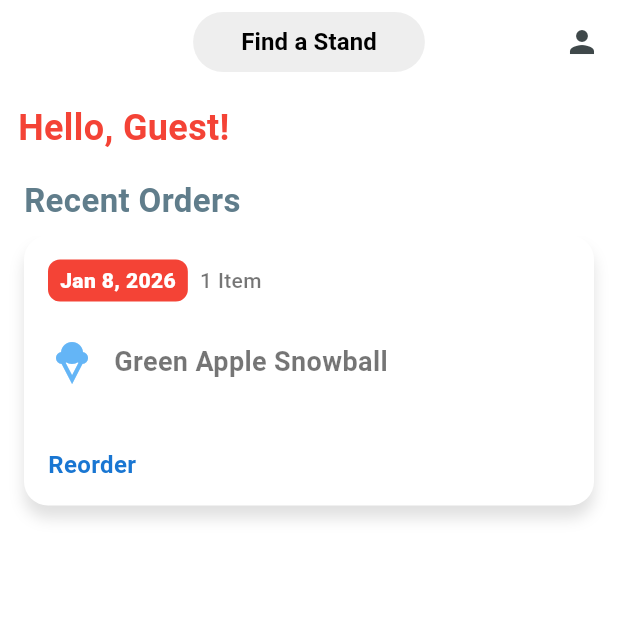
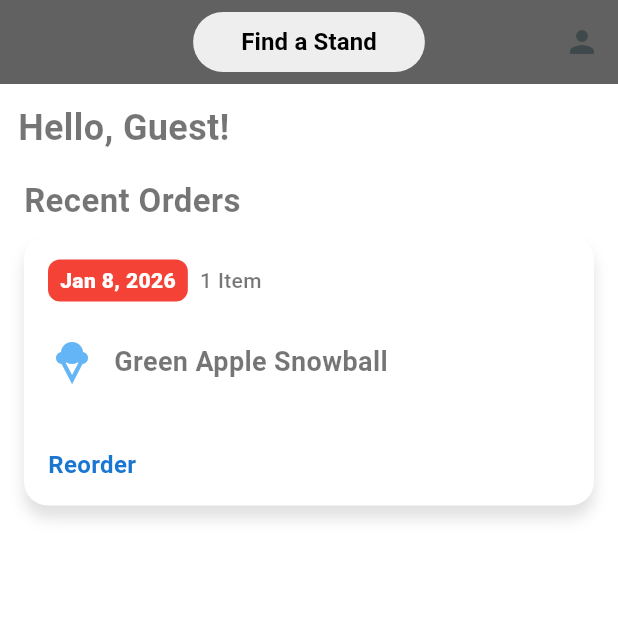
Before and after one commit to Dustin-Branch/GeauxSnow, a Flutter app: the screen it shows after launch, on a phone screen of 412 x 824 dp, the top half of it. Run offline on Flutter 3.47's test engine with Material 3 defaults, Android fonts, the phone set to English and light mode, and no system bars; accounts and stored records are empty.

Commit message:
feat: remove style overwrites so theme is used instead

```diff
--- a/lib/home/home.dart
+++ b/lib/home/home.dart
@@ -48,7 +48,6 @@ class _HomePageState extends State<HomePage> {
   Widget build(BuildContext context) {
     return Scaffold(
       appBar: AppBar(
-        backgroundColor: Colors.white,
         centerTitle: true,
         title: Consumer<SelectedStandProvider>(
           builder: (context, value, child) {
@@ -93,11 +92,7 @@ class _HomePageState extends State<HomePage> {
                 padding: const EdgeInsets.only(left: 12, top: 12, bottom: 8),
                 child: Text(
                   'Hello, ${value.user?.name ?? 'Guest'}!',
-                  style: TextStyle(
-                    color: Colors.red,
-                    fontSize: 24,
-                    fontWeight: FontWeight.bold,
-                  ),
+                  style: TextStyle(fontSize: 24, fontWeight: FontWeight.bold),
                 ),
               ),
             ),
--- a/lib/home/recent_orders.dart
+++ b/lib/home/recent_orders.dart
@@ -44,11 +44,7 @@ class _RecentOrdersState extends State<RecentOrders> {
           padding: const EdgeInsets.symmetric(horizontal: 16.0, vertical: 8),
           child: Text(
             'Recent Orders',
-            style: TextStyle(
-              fontSize: 22,
-              fontWeight: FontWeight.bold,
-              color: Colors.blueGrey,
-            ),
+            style: TextStyle(fontSize: 22, fontWeight: FontWeight.bold),
           ),
         ),
         SizedBox(
```
